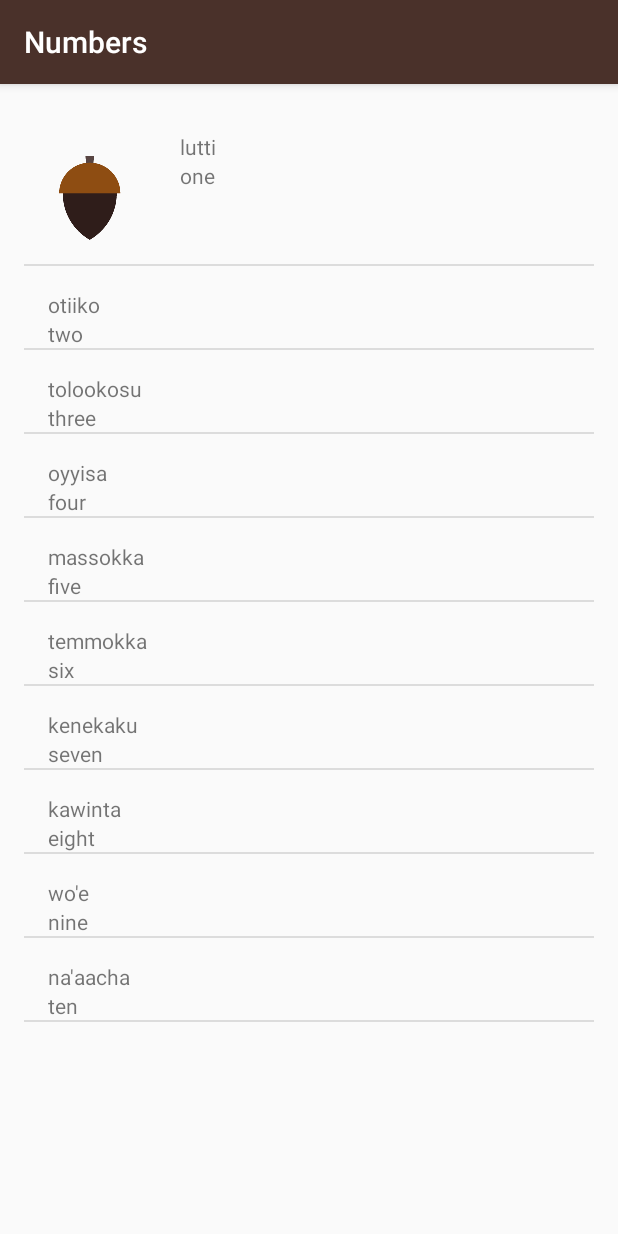
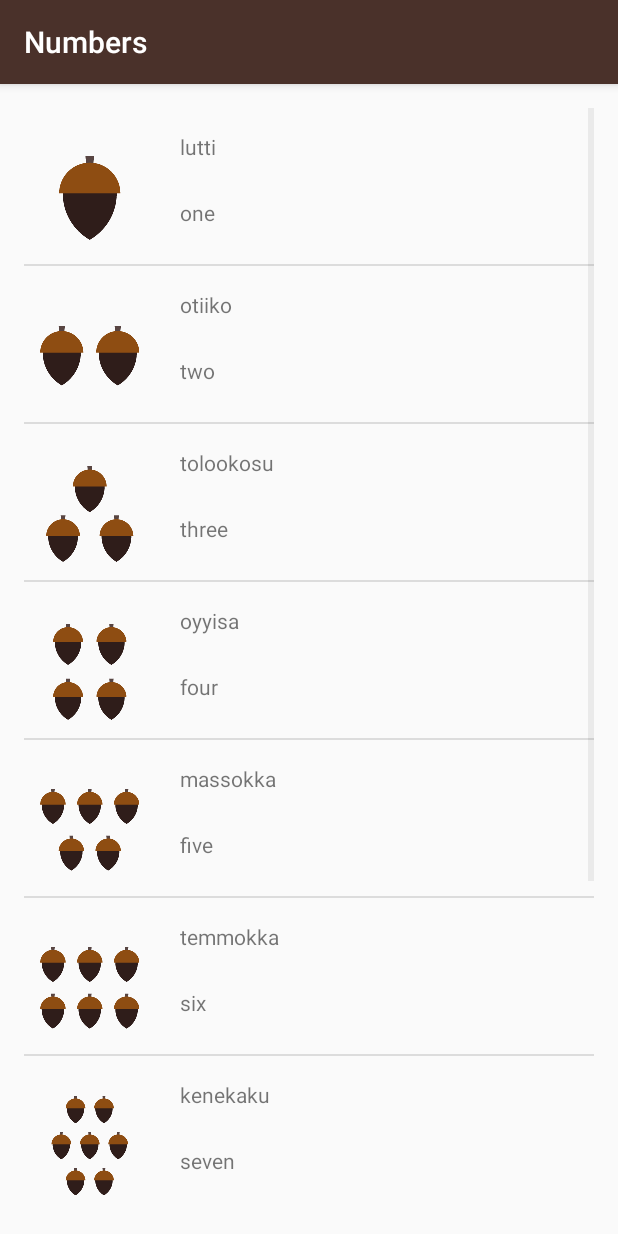
Before and after one commit to osborneandrewj/miwok-starter-code, an Android app: the NumbersActivity screen opened directly, with no data from a screen before it, on a phone screen of 412 x 824 dp. Run offline under Robolectric (Android 15) with nearby library versions, the phone set to English and light mode, and no system bars.

Commit message:
Adding visual polish

```diff
--- a/app/src/main/java/com/example/android/miwok/NumbersActivity.java
+++ b/app/src/main/java/com/example/android/miwok/NumbersActivity.java
@@ -17,15 +17,15 @@ public class NumbersActivity extends AppCompatActivity {
         ArrayList<Word> wordsList = new ArrayList<>();
 
         wordsList.add(new Word("one", "lutti", R.drawable.number_one));
-        wordsList.add(new Word("two", "otiiko"));
-        wordsList.add(new Word("three", "tolookosu"));
-        wordsList.add(new Word("four", "oyyisa"));
-        wordsList.add(new Word("five", "massokka"));
-        wordsList.add(new Word("six", "temmokka"));
-        wordsList.add(new Word("seven", "kenekaku"));
-        wordsList.add(new Word("eight", "kawinta"));
-        wordsList.add(new Word("nine", "wo'e"));
-        wordsList.add(new Word("ten", "na'aacha"));
+        wordsList.add(new Word("two", "otiiko", R.drawable.number_two));
+        wordsList.add(new Word("three", "tolookosu", R.drawable.number_three));
+        wordsList.add(new Word("four", "oyyisa", R.drawable.number_four));
+        wordsList.add(new Word("five", "massokka", R.drawable.number_five));
+        wordsList.add(new Word("six", "temmokka", R.drawable.number_six));
+        wordsList.add(new Word("seven", "kenekaku", R.drawable.number_seven));
+        wordsList.add(new Word("eight", "kawinta", R.drawable.number_eight));
+        wordsList.add(new Word("nine", "wo'e", R.drawable.number_nine));
+        wordsList.add(new Word("ten", "na'aacha", R.drawable.number_ten));
 
         WordAdapter itemsAdapter = new WordAdapter(this, R.layout.list_item, wordsList);
 
--- a/app/src/main/res/layout/list_item.xml
+++ b/app/src/main/res/layout/list_item.xml
@@ -9,13 +9,13 @@
 
     <ImageView
         android:id="@+id/icon_image"
-        android:layout_width="wrap_content"
-        android:layout_height="wrap_content"
+        android:layout_width="88dp"
+        android:layout_height="88dp"
         android:src="@mipmap/ic_launcher" />
 
     <LinearLayout
         android:layout_width="match_parent"
-        android:layout_height="wrap_content"
+        android:layout_height="88dp"
         android:paddingLeft="16dp"
         android:orientation="vertical">
 
@@ -23,12 +23,14 @@
             android:id="@+id/miwok_text_view"
             android:layout_width="match_parent"
             android:layout_height="wrap_content"
+            android:layout_weight="1"
             tools:text="Sample Miwok" />
 
         <TextView
             android:id="@+id/default_text_view"
             android:layout_width="match_parent"
             android:layout_height="wrap_content"
+            android:layout_weight="1"
             tools:text="default" />
     </LinearLayout>
 </LinearLayout>
--- a/app/src/main/res/values/styles.xml
+++ b/app/src/main/res/values/styles.xml
@@ -28,6 +28,7 @@
         <item name="android:padding">16dp</item>
         <item name="android:textColor">@android:color/white</item>
         <item name="android:textStyle">bold</item>
+        <item name="android:textSize">18sp</item>
         <item name="android:textAppearance">?android:textAppearanceMedium</item>
     </style>
 </resources>
```
